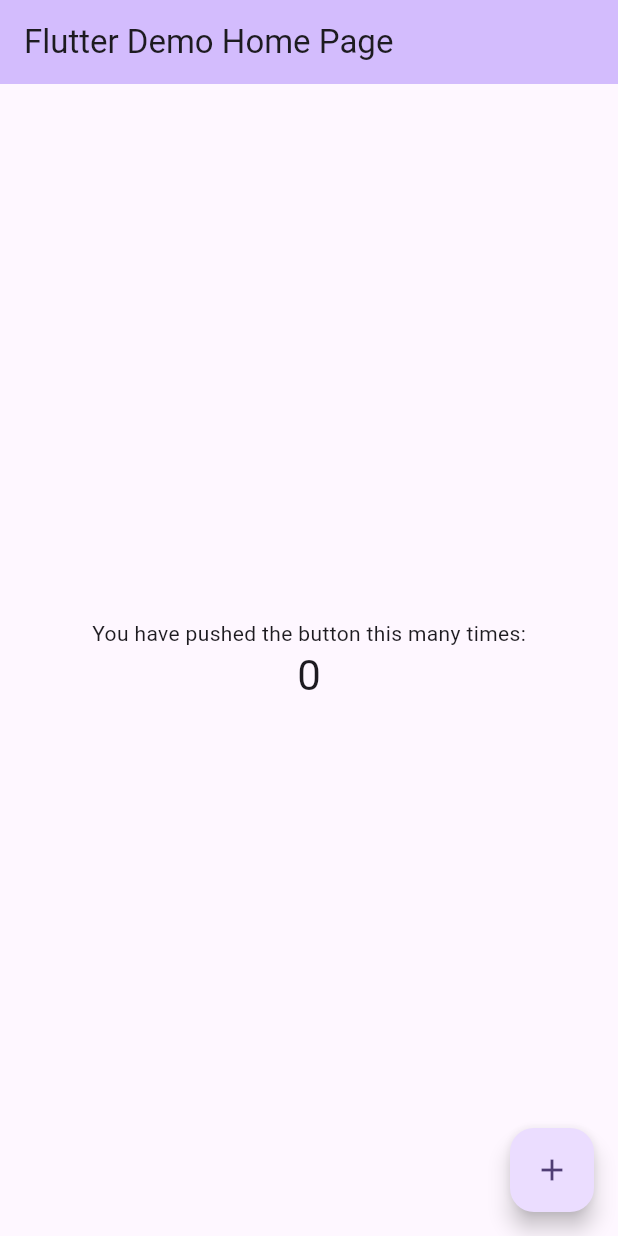
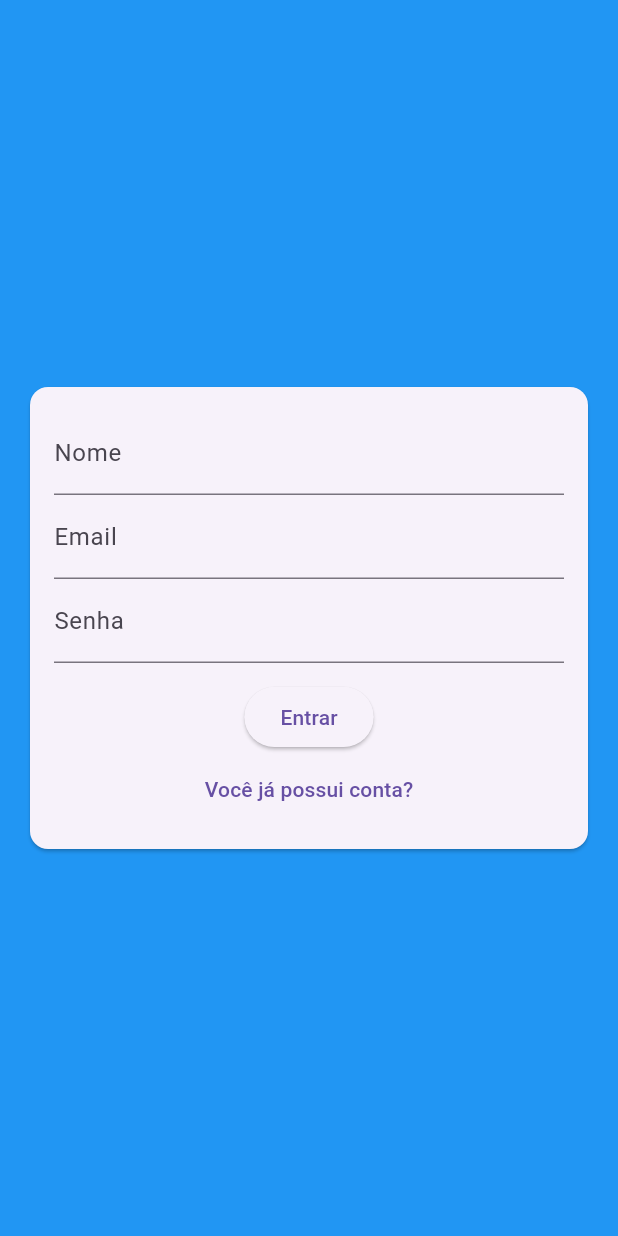
Before and after one commit to luan632/parnaiba360_flutter, a Flutter app: the screen it shows after launch, on a phone screen of 412 x 824 dp. Run offline on Flutter 3.47's test engine with Material 3 defaults, Android fonts, the phone set to English and light mode, and no system bars.

Commit message:
projeto de turisno

```diff
--- /dev/null
+++ b/lib/components/auth_form.dart
@@ -0,0 +1,36 @@
+import 'package:flutter/material.dart';
+
+class AuthForm extends StatelessWidget {
+  const AuthForm({super.key});
+
+  @override
+  Widget build(BuildContext context) {
+    return Card(
+      margin: const EdgeInsets.all(20),
+      child: Padding(
+        padding: const EdgeInsets.all(16),
+        child: Form(
+          child: Column(
+            children: [
+              TextFormField(
+                decoration: InputDecoration(labelText: 'Nome'),
+              ),
+              TextFormField(
+                decoration: InputDecoration(labelText: 'Email'),
+              ),
+              TextFormField(
+                obscureText: true,
+                decoration: InputDecoration(labelText: 'Senha'),
+              ),
+              SizedBox(height: 12),
+
+              ElevatedButton(onPressed: () {}, child: Text('Entrar')
+              ),
+              TextButton(onPressed: () {}, child: Text('Você já possui conta?'))
+            ],
+          ),
+        ),
+      ),
+    );
+  }
+}
--- a/lib/main.dart
+++ b/lib/main.dart
@@ -1,4 +1,6 @@
 import 'package:flutter/material.dart';
+import 'package:parnaiba360_flutter/page/auth_page.dart';
+
 
 void main() {
   runApp(const MyApp());
@@ -12,111 +14,9 @@ class MyApp extends StatelessWidget {
   Widget build(BuildContext context) {
     return MaterialApp(
       title: 'Flutter Demo',
-      theme: ThemeData(
-        // This is the theme of your application.
-        //
-        // TRY THIS: Try running your application with "flutter run". You'll see
-        // the application has a purple toolbar. Then, without quitting the app,
-        // try changing the seedColor in the colorScheme below to Colors.green
-        // and then invoke "hot reload" (save your changes or press the "hot
-        // reload" button in a Flutter-supported IDE, or press "r" if you used
-        // the command line to start the app).
-        //
-        // Notice that the counter didn't reset back to zero; the application
-        // state is not lost during the reload. To reset the state, use hot
-        // restart instead.
-        //
-        // This works for code too, not just values: Most code changes can be
-        // tested with just a hot reload.
-        colorScheme: ColorScheme.fromSeed(seedColor: Colors.deepPurple),
-      ),
-      home: const MyHomePage(title: 'Flutter Demo Home Page'),
+      theme: ThemeData(primaryColor: Colors.blue),
+      home: AuthPage(),
+      debugShowCheckedModeBanner: false,
     );
   }
 }
-
-class MyHomePage extends StatefulWidget {
-  const MyHomePage({super.key, required this.title});
-
-  // This widget is the home page of your application. It is stateful, meaning
-  // that it has a State object (defined below) that contains fields that affect
-  // how it looks.
-
-  // This class is the configuration for the state. It holds the values (in this
-  // case the title) provided by the parent (in this case the App widget) and
-  // used by the build method of the State. Fields in a Widget subclass are
-  // always marked "final".
-
-  final String title;
-
-  @override
-  State<MyHomePage> createState() => _MyHomePageState();
-}
-
-class _MyHomePageState extends State<MyHomePage> {
-  int _counter = 0;
-
-  void _incrementCounter() {
-    setState(() {
-      // This call to setState tells the Flutter framework that something has
-      // changed in this State, which causes it to rerun the build method below
-      // so that the display can reflect the updated values. If we changed
-      // _counter without calling setState(), then the build method would not be
-      // called again, and so nothing would appear to happen.
-      _counter++;
-    });
-  }
-
-  @override
-  Widget build(BuildContext context) {
-    // This method is rerun every time setState is called, for instance as done
-    // by the _incrementCounter method above.
-    //
-    // The Flutter framework has been optimized to make rerunning build methods
-    // fast, so that you can just rebuild anything that needs updating rather
-    // than having to individually change instances of widgets.
-    return Scaffold(
-      appBar: AppBar(
-        // TRY THIS: Try changing the color here to a specific color (to
-        // Colors.amber, perhaps?) and trigger a hot reload to see the AppBar
-        // change color while the other colors stay the same.
-        backgroundColor: Theme.of(context).colorScheme.inversePrimary,
-        // Here we take the value from the MyHomePage object that was created by
-        // the App.build method, and use it to set our appbar title.
-        title: Text(widget.title),
-      ),
-      body: Center(
-        // Center is a layout widget. It takes a single child and positions it
-        // in the middle of the parent.
-        child: Column(
-          // Column is also a layout widget. It takes a list of children and
-          // arranges them vertically. By default, it sizes itself to fit its
-          // children horizontally, and tries to be as tall as its parent.
-          //
-          // Column has various properties to control how it sizes itself and
-          // how it positions its children. Here we use mainAxisAlignment to
-          // center the children vertically; the main axis here is the vertical
-          // axis because Columns are vertical (the cross axis would be
-          // horizontal).
-          //
-          // TRY THIS: Invoke "debug painting" (choose the "Toggle Debug Paint"
-          // action in the IDE, or press "p" in the console), to see the
-          // wireframe for each widget.
-          mainAxisAlignment: MainAxisAlignment.center,
-          children: <Widget>[
-            const Text('You have pushed the button this many times:'),
-            Text(
-              '$_counter',
-              style: Theme.of(context).textTheme.headlineMedium,
-            ),
-          ],
-        ),
-      ),
-      floatingActionButton: FloatingActionButton(
-        onPressed: _incrementCounter,
-        tooltip: 'Increment',
-        child: const Icon(Icons.add),
-      ), // This trailing comma makes auto-formatting nicer for build methods.
-    );
-  }
-}
--- /dev/null
+++ b/lib/page/auth_page.dart
@@ -0,0 +1,18 @@
+import 'package:flutter/material.dart';
+import 'package:parnaiba360_flutter/components/auth_form.dart';
+
+class AuthPage extends StatelessWidget {
+  const AuthPage({super.key});
+
+  @override
+  Widget build(BuildContext context) {
+    return Scaffold(
+      backgroundColor: Theme.of(context).primaryColor,
+      body: Center(
+        child: SingleChildScrollView(
+          child: AuthForm(),
+        ),
+      ),
+    );
+  }
+}
--- /dev/null
+++ b/lib/page/loading_pages.dart
@@ -0,0 +1,29 @@
+import 'package:flutter/material.dart';
+
+class LoadingPages extends StatelessWidget {
+  const LoadingPages({super.key});
+
+  @override
+  Widget build(BuildContext context) {
+    return Scaffold(
+      backgroundColor: Theme.of(context).primaryColor,
+      body: Center(
+        child: Column(
+          mainAxisAlignment: MainAxisAlignment.center,
+          children: [
+            CircularProgressIndicator(
+              backgroundColor: Colors.white,
+            ),
+            SizedBox(height: 10),
+            Text(
+            'Carregando...',
+            style: TextStyle(
+              color: Colors.white
+            ),)
+
+          ],
+        ),
+      ),
+    );
+  }
+}
```
